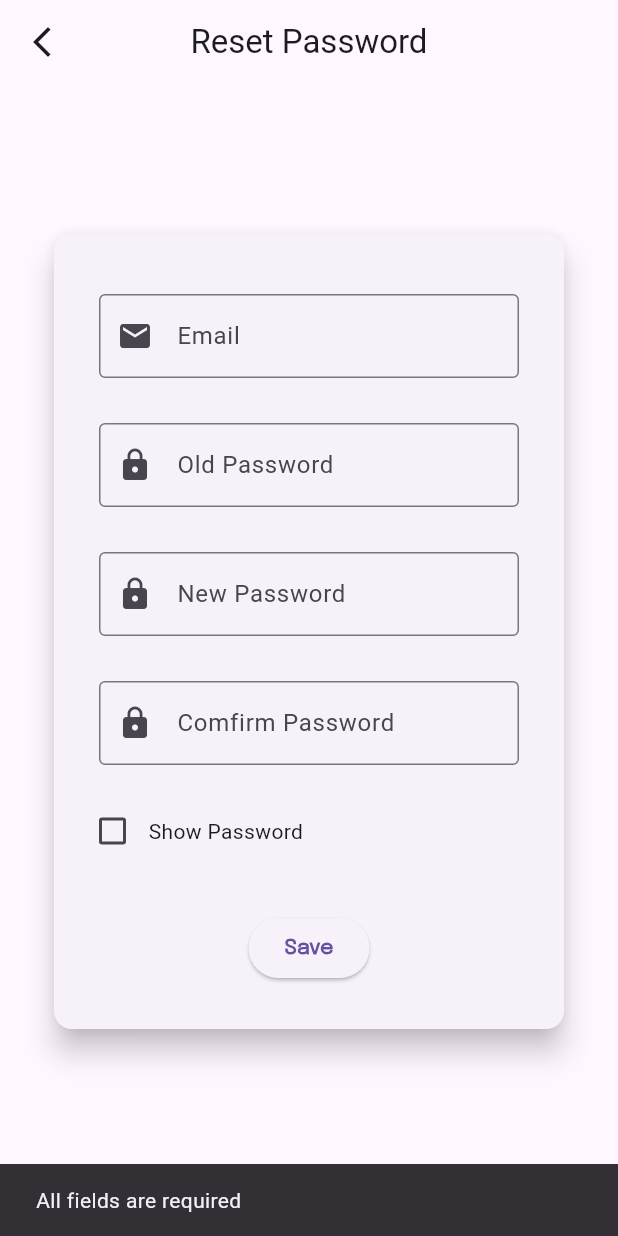
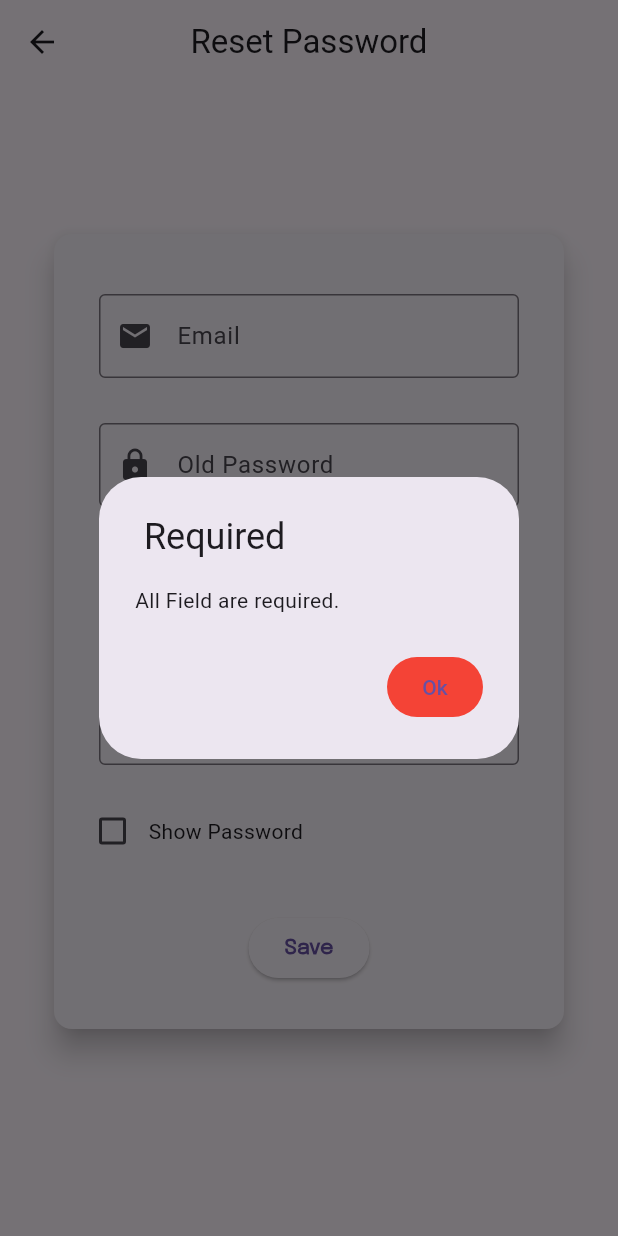
Before and after one commit to MyoThu12250/staff_attendance, a Flutter app: the ChangePassword screen opened directly, after a tap on "Save", on a phone screen of 412 x 824 dp. Run offline on Flutter 3.47's test engine with Material 3 defaults, Android fonts, the phone set to English and light mode, and no system bars; our stand-ins replace firebase_core, firebase_messaging, firebase_storage, flutter_secure_storage, flutter_speed_dial, geolocator and 7 more; accounts and stored records are empty.

Commit message:
meeting topic left reduceCount, Error handle, Medical Leave image

```diff
--- a/lib/Controller/loginController.dart
+++ b/lib/Controller/loginController.dart
@@ -196,7 +196,6 @@ class LoginController extends GetxController {
         await _storage.deleteAll();
         boxx.write('isLogin', false);
         box.erase();
-
         _accessToken.value = '';
         _refreshToken.value = '';
         _accessTokenExpiryTime.value = DateTime.now();
--- a/lib/config_route.dart
+++ b/lib/config_route.dart
@@ -1,31 +1,48 @@
 class Config {
-  static const String baseUrl = 'http://10.103.0.142:8000/api/v1';
+  static const String baseUrl = 'http://10.103.1.9:8000/api/v1';
+
   static const String createAttendanceRoute = '$baseUrl/attendance/click';
+
   static const String getAttendanceRouteById = '$baseUrl/attendance';
 
   static const String createAttendanceRequestRoute =
       '$baseUrl/attendanceRequest/createRequest';
+
   static const String getAttendanceRequestByIdRoute =
       '$baseUrl/attendanceRequest';
+
   static const String fcmSendRoute = '$baseUrl/fcm/send';
+
   static const String createLeaveRecordRoute =
       '$baseUrl/leaveRecord/createLeave';
+
   static const String getLeaveRecordByIdRoute = '$baseUrl/leaveRecord';
+
   static const String deleteLeaveRecordByIdRoute =
       '$baseUrl/leaveRecord/delete';
+
   static const String updateLeaveRecordByIdRoute =
       '$baseUrl/leaveRecord/update';
 
   static const String loginRoute = '$baseUrl/login/loginUser';
+
   static const String logoutByIdRoute = '$baseUrl/login/logoutUser';
+
   static const String resetPasswordRoute = '$baseUrl/users/resetPassword/';
+
   static const String mapCheckRoute = '$baseUrl/mapCheck';
+
   static const String refreshRoute = '$baseUrl/refresh';
+
   static const String updateProfileRoute = '$baseUrl/updateProfileImage';
+
   static const String getUpdateProfileRoute =
       '$baseUrl/updateProfileImage/getUpdatedImage';
+
   static const String getAttdanceRequestHistoryRoute =
       '$baseUrl/attendanceRequest';
+
   static const String RangeRoute = '$baseUrl/location/getLoc';
-  static const String testRoute = '$baseUrl//test/';
+
+  static const String testRoute = '$baseUrl//test/'; // testing route
 }
--- a/lib/pages/attdanceRequestForm.dart
+++ b/lib/pages/attdanceRequestForm.dart
@@ -142,7 +142,7 @@ class _RequestPageFormState extends State<RequestPageForm> {
                 ),
               );
             },
-            icon: Icon(Icons.arrow_back_ios_new),
+            icon: Icon(Icons.arrow_back),
           ),
         ),
         body: SingleChildScrollView(
--- a/lib/pages/attdanceRequestHistory.dart
+++ b/lib/pages/attdanceRequestHistory.dart
@@ -60,7 +60,8 @@ class RequestHistoryPage extends StatelessWidget {
               ),
             ),
             if (index < controller.pagingController.itemList!.length - 1)
-              Divider(), // Add Divider only if it's not the last item
+              Divider(),
+            // Add Divider only if it's not the last item
           ],
         ),
       ),
--- a/lib/pages/changePassword.dart
+++ b/lib/pages/changePassword.dart
@@ -156,17 +156,53 @@ class _ChangePasswordState extends State<ChangePassword> {
         email.isEmpty ||
         newPassword.isEmpty ||
         reNewPassword.isEmpty) {
-      ScaffoldMessenger.of(context).showSnackBar(
-        SnackBar(content: Text('All fields are required')),
+      showDialog(
+        context: context,
+        barrierDismissible: false,
+        builder: (BuildContext context) {
+          return AlertDialog(
+            elevation: 8,
+            title: Text(' Required'),
+            content: Text('All Field are required.'),
+            actions: <Widget>[
+              TextButton(
+                style: ButtonStyle(
+                    backgroundColor:
+                        MaterialStateProperty.all<Color>(Colors.red)),
+                child: Text('Ok'),
+                onPressed: () {
+                  Get.back(); // Close the dialog.
+                },
+              ),
+            ],
+          );
+        },
       );
       return false;
     }
 
     if (newPassword != reNewPassword) {
-      ScaffoldMessenger.of(context).showSnackBar(
-        SnackBar(
-            content:
-                Text('New password and confirm password must be the same')),
+      showDialog(
+        context: context,
+        barrierDismissible: false,
+        builder: (BuildContext context) {
+          return AlertDialog(
+            elevation: 8,
+            title: Text(' unmatch'),
+            content: Text('New Password and Confirm Password must be same'),
+            actions: <Widget>[
+              TextButton(
+                style: ButtonStyle(
+                    backgroundColor:
+                        MaterialStateProperty.all<Color>(Colors.red)),
+                child: Text('Ok'),
+                onPressed: () {
+                  Get.back(); // Close the dialog.
+                },
+              ),
+            ],
+          );
+        },
       );
       return false;
     }
@@ -188,7 +224,7 @@ class _ChangePasswordState extends State<ChangePassword> {
               Get.back();
               // Get.off(ProfilePage());
             },
-            icon: Icon(Icons.arrow_back_ios_new),
+            icon: Icon(Icons.arrow_back),
           ),
           centerTitle: true,
           title: Text('Reset Password'),
@@ -267,7 +303,7 @@ class _ChangePasswordState extends State<ChangePassword> {
                                   obscureText: !_obscureText,
                                   controller: _reNewPassword,
                                   decoration: InputDecoration(
-                                    labelText: 'Comfirm Password',
+                                    labelText: 'Confirm Password',
                                     prefixIcon: Icon(Icons.https),
                                     border: OutlineInputBorder(),
                                   ),
--- a/lib/pages/half_day_leave.dart
+++ b/lib/pages/half_day_leave.dart
@@ -195,7 +195,7 @@ class _HalfDayLeaveState extends State<HalfDayLeave> {
                 ),
               );
             },
-            icon: Icon(Icons.arrow_back_ios_new),
+            icon: Icon(Icons.arrow_back),
           ),
         ),
         body: SingleChildScrollView(
--- a/lib/pages/leave.dart
+++ b/lib/pages/leave.dart
@@ -279,7 +279,7 @@ class LeaveListView extends StatelessWidget {
                   title: Text(item['leaveType']),
                   subtitle: Text(
                     DateFormat('yyyy-MM-dd')
-                        .format(DateTime.parse(item['createdAt'])),
+                        .format(DateTime.parse(item['from'])),
                   ),
                   trailing: Icon(
                     getIcon(item['status']),
@@ -327,7 +327,7 @@ class LeaveListView extends StatelessWidget {
                         subtitle: Text(
                           DateFormat('yyyy-MM-dd').format(
                             DateTime.parse(
-                              item['createdAt'],
+                              item['from'],
                             ),
                           ),
                         ),
--- a/lib/pages/medicalLeave.dart
+++ b/lib/pages/medicalLeave.dart
@@ -130,6 +130,7 @@ class _MedicalLeaveState extends State<MedicalLeave> {
     );
     print(attachment);
     print(response.statusCode);
+
     if (response.statusCode == 200) {
       isLoading.value = false;
       showDialog(
--- a/lib/pages/profile.dart
+++ b/lib/pages/profile.dart
@@ -61,7 +61,7 @@ class _ProfilePageState extends State<ProfilePage> {
               // Get.back();
               Get.off(HomePage(leaveDetail: {}));
             },
-            icon: Icon(Icons.arrow_back_ios_new),
+            icon: Icon(Icons.arrow_back),
           ),
         ),
         // backgroundColor: Colors.white60,
```
Also changed, not shown: lib/pages/attdanceHistory.dart (+14 -3 lines), lib/pages/homepage.dart (+14 -10 lines), 2 other files.
